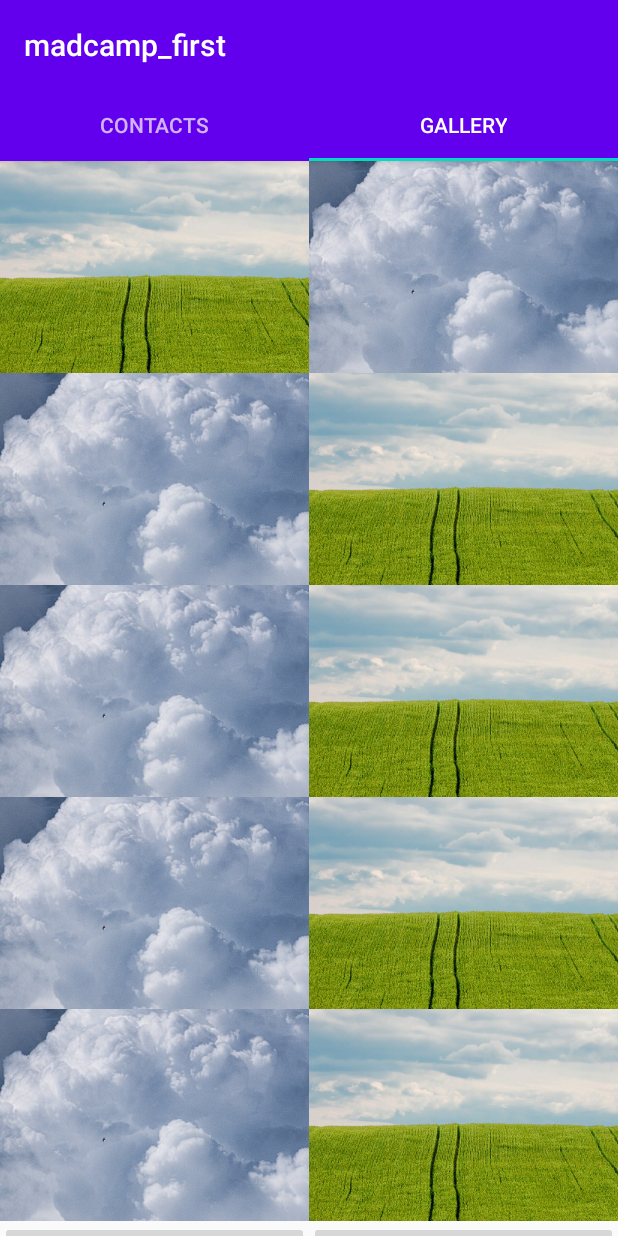
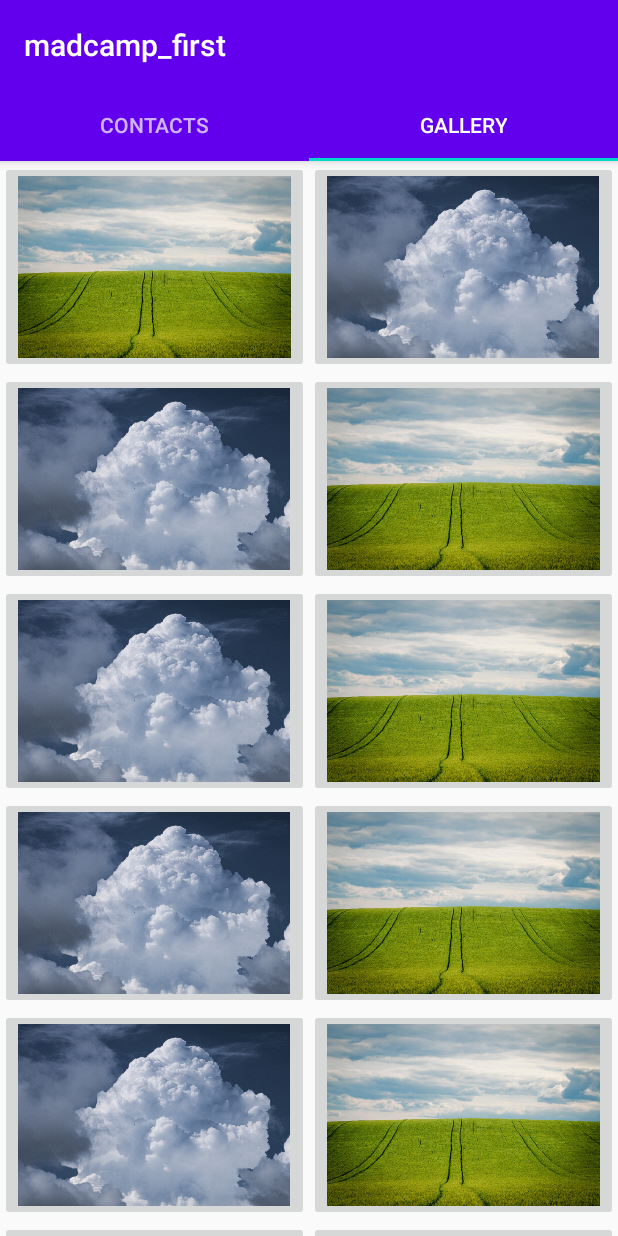
Before and after one commit to seo3650/2020_madcamp_first, an Android app: the screen it shows after launch (MainActivity), tab 2 chosen, on a phone screen of 412 x 824 dp. Run offline under Robolectric (Android 15) with nearby library versions, the phone set to English and light mode, and no system bars.

Commit message:
Merge branch 'develop-tab2_gallery' of https://github.com/seo3650/2020_madcamp_first into develop-tab2
# Conflicts:
#	app/src/main/java/com/example/madcamp_first/Gallery/GalleryFragment.kt
#	app/src/main/res/layout/activity_gallery.xml

```diff
--- a/app/src/main/java/com/example/madcamp_first/Gallery/GalleryFragment.kt
+++ b/app/src/main/java/com/example/madcamp_first/Gallery/GalleryFragment.kt
@@ -14,6 +14,7 @@ import android.provider.MediaStore
 import android.view.LayoutInflater
 import android.view.View
 import android.view.ViewGroup
+import android.widget.ImageButton
 import android.widget.ImageView
 import androidx.core.app.ActivityCompat
 import androidx.core.content.ContextCompat
@@ -73,6 +74,7 @@ class GalleryFragment : Fragment() {
         var imagePath = getRealPathFromURI(imgUri) // path 경로
         val bitmap = BitmapFactory.decodeFile(imagePath)//경로를 통해 비트맵으로 전환
         galleryViewModel.updateImage(bitmap)
+        new_photo_pointer += 1
     }
 
     var screened_big_image = 1
@@ -177,7 +179,7 @@ class GalleryFragment : Fragment() {
         val root = inflater.inflate(R.layout.activity_gallery, container, false)
 
         /* Observe user's image */
-        var imageView: ImageView = root.findViewById(R.id.imageView)
+        var imageView: ImageButton = root.findViewById(R.id.imageButton11)
         galleryViewModel = ViewModelProviders.of(this).get(GalleryViewModel::class.java)
         galleryViewModel.imageView.observe(this, Observer<Bitmap> {
             imageView.setImageBitmap(it)
@@ -238,8 +240,9 @@ class GalleryFragment : Fragment() {
                 screened_big_image = 10
                 go_to_bigscreen(root) }
         }
-        if (new_photo_pointer >= 11) {
+
             root.imageButton11.setOnClickListener {
+                if (new_photo_pointer >= 11) {
                 screened_big_image = 11
                 go_to_bigscreen(root) }
         }
--- a/app/src/main/res/layout/activity_gallery.xml
+++ b/app/src/main/res/layout/activity_gallery.xml
@@ -34,7 +34,7 @@
                     android:layout_height="wrap_content"
                     android:layout_weight="1"
                     android:adjustViewBounds="true"
-                    android:scaleType="center"
+                    android:scaleType="centerInside"
                     app:srcCompat="@drawable/barley" />
 
                 <ImageButton
@@ -43,6 +43,7 @@
                     android:layout_height="wrap_content"
                     android:layout_weight="1"
                     android:adjustViewBounds="true"
+                    android:scaleType="centerInside"
                     app:srcCompat="@drawable/cloud" />
 
 
@@ -60,6 +61,7 @@
                     android:layout_height="wrap_content"
                     android:layout_weight="1"
                     android:adjustViewBounds="true"
+                    android:scaleType="centerInside"
                     app:srcCompat="@drawable/cloud" />
 
                 <ImageButton
@@ -68,6 +70,7 @@
                     android:layout_height="wrap_content"
                     android:layout_weight="1"
                     android:adjustViewBounds="true"
+                    android:scaleType="centerInside"
                     app:srcCompat="@drawable/barley" />
             </LinearLayout>
 
@@ -83,6 +86,7 @@
                     android:layout_height="wrap_content"
                     android:layout_weight="1"
                     android:adjustViewBounds="true"
+                    android:scaleType="centerInside"
                     app:srcCompat="@drawable/cloud" />
 
                 <ImageButton
@@ -91,6 +95,7 @@
                     android:layout_height="wrap_content"
                     android:layout_weight="1"
                     android:adjustViewBounds="true"
+                    android:scaleType="centerInside"
                     app:srcCompat="@drawable/barley" />
             </LinearLayout>
 
@@ -107,6 +112,7 @@
                     android:layout_height="wrap_content"
                     android:layout_weight="1"
                     android:adjustViewBounds="true"
+                    android:scaleType="centerInside"
                     app:srcCompat="@drawable/cloud" />
 
                 <ImageButton
@@ -115,6 +121,7 @@
                     android:layout_height="wrap_content"
                     android:layout_weight="1"
                     android:adjustViewBounds="true"
+                    android:scaleType="centerInside"
                     app:srcCompat="@drawable/barley" />
             </LinearLayout>
 
@@ -130,6 +137,7 @@
                     android:layout_height="wrap_content"
                     android:layout_weight="1"
                     android:adjustViewBounds="true"
+                    android:scaleType="centerInside"
                     app:srcCompat="@drawable/cloud" />
 
                 <ImageButton
@@ -138,6 +146,7 @@
                     android:layout_height="wrap_content"
                     android:layout_weight="1"
                     android:adjustViewBounds="true"
+                    android:scaleType="centerInside"
                     app:srcCompat="@drawable/barley" />
             </LinearLayout>
 
@@ -152,14 +161,16 @@
                     android:layout_width="0dp"
                     android:layout_height="wrap_content"
                     android:layout_weight="1"
-                    android:adjustViewBounds="true" />
+                    android:adjustViewBounds="true"
+                    android:scaleType="centerInside" />
 
                 <ImageButton
                     android:id="@+id/imageButton12"
                     android:layout_width="0dp"
                     android:layout_height="wrap_content"
                     android:layout_weight="1"
-                    android:adjustViewBounds="true" />
+                    android:adjustViewBounds="true"
+                    android:scaleType="centerInside" />
             </LinearLayout>
 
             <LinearLayout
@@ -173,14 +184,16 @@
                     android:layout_width="0dp"
                     android:layout_height="wrap_content"
                     android:layout_weight="1"
-                    android:adjustViewBounds="true" />
+                    android:adjustViewBounds="true"
+                    android:scaleType="centerInside" />
 
                 <ImageButton
                     android:id="@+id/imageButton14"
                     android:layout_width="0dp"
                     android:layout_height="wrap_content"
                     android:layout_weight="1"
-                    android:adjustViewBounds="true" />
+                    android:adjustViewBounds="true"
+                    android:scaleType="centerInside" />
             </LinearLayout>
 
             <LinearLayout
@@ -194,14 +207,16 @@
                     android:layout_width="0dp"
                     android:layout_height="wrap_content"
                     android:layout_weight="1"
-                    android:adjustViewBounds="true" />
+                    android:adjustViewBounds="true"
+                    android:scaleType="centerInside" />
 
                 <ImageButton
                     android:id="@+id/imageButton16"
                     android:layout_width="0dp"
                     android:layout_height="wrap_content"
                     android:layout_weight="1"
-                    android:adjustViewBounds="true" />
+                    android:adjustViewBounds="true"
+                    android:scaleType="centerInside" />
             </LinearLayout>
 
             <LinearLayout
@@ -215,14 +230,16 @@
                     android:layout_width="0dp"
                     android:layout_height="wrap_content"
                     android:layout_weight="1"
-                    android:adjustViewBounds="true" />
+                    android:adjustViewBounds="true"
+                    android:scaleType="centerInside" />
 
                 <ImageButton
                     android:id="@+id/imageButton18"
                     android:layout_width="0dp"
                     android:layout_height="wrap_content"
                     android:layout_weight="1"
-                    android:adjustViewBounds="true" />
+                    android:adjustViewBounds="true"
+                    android:scaleType="centerInside" />
             </LinearLayout>
 
             <LinearLayout
@@ -236,14 +253,16 @@
                     android:layout_width="0dp"
                     android:layout_height="wrap_content"
                     android:layout_weight="1"
-                    android:adjustViewBounds="true" />
+                    android:adjustViewBounds="true"
+                    android:scaleType="centerInside" />
 
                 <ImageButton
                     android:id="@+id/imageButton20"
                     android:layout_width="0dp"
                     android:layout_height="wrap_content"
                     android:layout_weight="1"
-                    android:adjustViewBounds="true" />
+                    android:adjustViewBounds="true"
+                    android:scaleType="centerInside" />
             </LinearLayout>
 
             <LinearLayout
@@ -266,6 +285,7 @@
         android:id="@+id/Bigscreen"
         android:layout_width="match_parent"
         android:layout_height="match_parent"
+        android:scaleType="centerInside"
         android:visibility="invisible"
         app:layout_constraintBottom_toBottomOf="@+id/scrollView1"
         app:layout_constraintEnd_toEndOf="@+id/scrollView1"
@@ -301,24 +321,5 @@
         app:layout_constraintStart_toStartOf="parent"
         app:layout_constraintTop_toTopOf="parent" />
 
-    <ImageView
-        android:id="@+id/imageView"
-        android:layout_width="match_parent"
-        android:layout_height="match_parent"
-        android:visibility="visible"
-        app:layout_constraintBottom_toBottomOf="parent"
-        app:layout_constraintEnd_toEndOf="@+id/scrollView1"
-        app:layout_constraintStart_toStartOf="parent"
-        app:layout_constraintTop_toTopOf="parent" />
-
-    <ImageView
-        android:id="@+id/imageView2"
-        android:layout_width="wrap_content"
-        android:layout_height="wrap_content"
-        android:visibility="invisible"
-        app:layout_constraintStart_toStartOf="parent"
-        app:layout_constraintTop_toTopOf="parent"
-        app:srcCompat="@drawable/cloud" />
-
 
 </androidx.constraintlayout.widget.ConstraintLayout>
```
